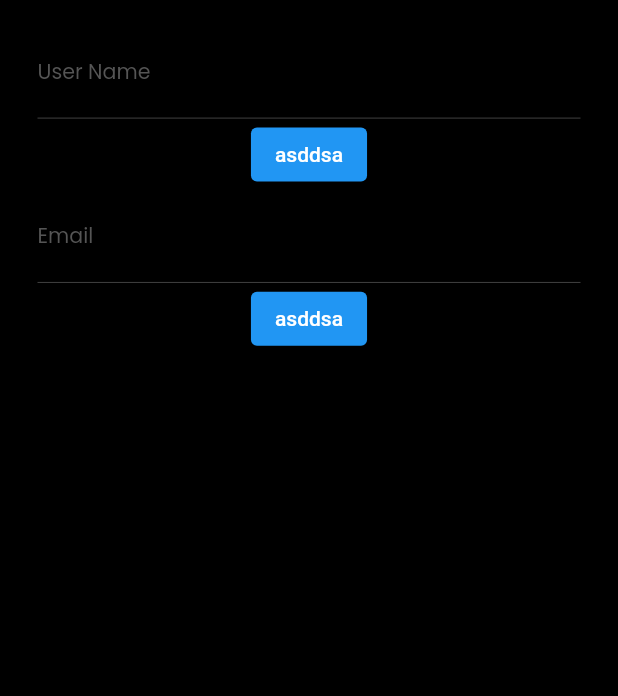
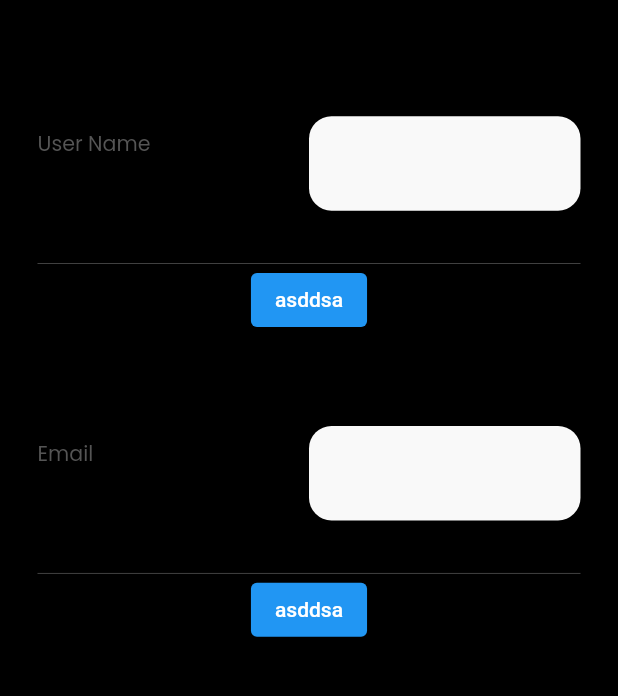
Before and after one commit to moh-gomaa/Algoriza-BookingApp, a Flutter app: the ProfileDetailsScreen screen opened directly with empty values, after a tap on "asddsa", on a phone screen of 412 x 824 dp, the part 120-816 px from its top. Run offline on Flutter 3.47's test engine with Material 2 defaults, Android fonts, the phone set to English and light mode, and no system bars; our stand-ins replace bloc, connectivity_plus, dio, equatable, flutter_bloc, internet_connection_checker and 6 more; accounts and stored records are empty; project files that could hold a hidden picture were left out.

Commit message:
-Modification in architecture

```diff
--- a/lib/core/main_blocs/blocs.dart
+++ b/lib/core/main_blocs/blocs.dart
@@ -6,3 +6,5 @@ export 'package:booking_app/core/bottom_navigation/cubit/navigation_cubit.dart';
 export 'package:booking_app/features/login/bloc/login_cubit.dart';
 export 'package:booking_app/features/register/bloc/register_cubit.dart';
 export 'package:booking_app/features/home/cubit/app_cubit.dart';
+export 'package:booking_app/features/profile/bloc/edit_profile_cubit.dart';
+export 'package:booking_app/features/profile/bloc/profile_cubit.dart';
--- a/lib/core/main_blocs/providers.dart
+++ b/lib/core/main_blocs/providers.dart
@@ -1,5 +1,3 @@
-import 'package:booking_app/features/profile/bloc/profile_cubit.dart';
-
 import 'blocs.dart';
 
   class BlocProviders {
@@ -19,6 +17,8 @@ import 'blocs.dart';
 
     BlocProvider<ProfileCubit>(create: (_) => ProfileCubit()),
 
+    BlocProvider<EditProfileCubit>(create: (_) => EditProfileCubit()),
+
 
     // .
     // .
--- a/lib/core/utils/network/remote/dio_helper.dart
+++ b/lib/core/utils/network/remote/dio_helper.dart
@@ -1,5 +1,4 @@
 import 'dart:convert';
-
 import 'package:booking_app/core/utils/network/remote/end_points.dart';
 import 'package:booking_app/data/models/api_response_model.dart';
 import 'package:dio/dio.dart' show BaseOptions, Dio, Response;
@@ -96,7 +95,6 @@ class DioHelper {
     });
   }
 
-
   static Future<Response> putData({
     required String url,
     Map<String, dynamic>? query,
--- a/lib/core/utils/widgets/TextBoxNormal.dart
+++ b/lib/core/utils/widgets/TextBoxNormal.dart
@@ -3,7 +3,8 @@
 // index 2 mail
 // index 3 password
 
-import 'package:booking_app/features/profile/bloc/profile_cubit.dart';
+import 'package:booking_app/core/main_blocs/blocs.dart';
+import 'package:booking_app/features/profile/bloc/edit_profile_cubit.dart';
 import 'package:flutter/material.dart';
 import 'package:flutter/services.dart';
 import 'package:booking_app/core/utils/extensions/theme_extensions.dart';
@@ -85,7 +86,8 @@ class _CustomTextBoxNormalState extends State<CustomTextBoxNormal> {
               ? TextInputType.numberWithOptions()
               : TextInputType.text,
           onChanged: (val) {
-            ProfileCubit().name.text = val;
+
+           context.read<EditProfileCubit>().changeName(val);
             // widget.tec!.text = val;
             // if(widget.onChange != null){
             //   widget.onChange!(val);
--- /dev/null
+++ b/lib/features/profile/bloc/edit_profile_cubit.dart
@@ -0,0 +1,23 @@
+import 'package:bloc/bloc.dart';
+import 'package:meta/meta.dart';
+
+part 'edit_profile_state.dart';
+
+class EditProfileCubit extends Cubit<EditProfileState> {
+  EditProfileCubit() : super(EditProfileState());
+
+
+  changeName(String name){
+    emit(state.copyWith(name: name));
+
+  }
+
+  changeEmail(String email){
+    emit(state.copyWith(email: email));
+  }
+
+  submit(){
+    print(state.email);
+    print(state.name);
+  }
+}
--- /dev/null
+++ b/lib/features/profile/bloc/edit_profile_state.dart
@@ -0,0 +1,18 @@
+part of 'edit_profile_cubit.dart';
+
+@immutable
+class EditProfileState {
+  final String name;
+  final String email;
+
+  EditProfileState({this.name = '2222', this.email = ''});
+
+  EditProfileState copyWith({
+    String? name,
+    String? email,
+  }) =>
+      EditProfileState(
+        name: name ?? this.name,
+        email: email ?? this.email,
+      );
+}
--- a/lib/features/profile/bloc/profile_state.dart
+++ b/lib/features/profile/bloc/profile_state.dart
@@ -19,6 +19,18 @@ class ProfileErrorState extends ProfileState {
   ProfileErrorState({required this.error});
 }
 
-class ProfileEditState extends ProfileState {
-
-}
+// class ProfileEditState {
+//   final String name;
+//   final String email;
+//
+//   ProfileEditState({this.name = '', this.email = ''});
+//
+//   ProfileEditState copyWith({
+//     String? name,
+//     String? email,
+//   }) =>
+//       ProfileEditState(
+//         name: name ?? this.name,
+//         email: email ?? this.email,
+//       );
+// }
--- a/lib/features/profile/pages/profile_details_screen.dart
+++ b/lib/features/profile/pages/profile_details_screen.dart
@@ -29,7 +29,7 @@ class ProfileDetailsScreen extends StatelessWidget {
             actionWidget: ButtonKey(
               buttonText: 'edit_btn'.tr(context),
               function: () {
-                // context.read<ProfileCubit>().editUserData();
+
               },
             ),
           ),
@@ -39,17 +39,18 @@ class ProfileDetailsScreen extends StatelessWidget {
                 bottom: bottom, right: side, left: side),
             child: BlocBuilder<ProfileCubit, ProfileState>(
               builder: (context, state) {
+                debugPrint('state==$state');
                 return Column(
                   children: [
                     ProfileDetailsListTile(
                       keyy: 'user_name_txt'.tr(context),
                       value: '${user.name}',
-                      editMode: (state is ProfileEditState),
+                      // editMode: (state is ProfileEditState),
                     ),
                     ProfileDetailsListTile(
                       keyy: 'email_txt'.tr(context),
                       value: '${user.email}',
-                      editMode: (state is ProfileEditState),
+                      // editMode: (state is ProfileEditState),
                     ),
                   ],
                 );
--- a/lib/features/profile/widgets/profile_details_list_tile.dart
+++ b/lib/features/profile/widgets/profile_details_list_tile.dart
@@ -1,5 +1,7 @@
+import 'package:booking_app/core/main_blocs/blocs.dart';
 import 'package:booking_app/core/utils/extensions/theme_extensions.dart';
 import 'package:booking_app/core/utils/widgets/TextBoxNormal.dart';
+import 'package:booking_app/features/profile/bloc/edit_profile_cubit.dart';
 import 'package:booking_app/features/profile/bloc/profile_cubit.dart';
 import 'package:booking_app/resources/constants/constants.dart';
 import 'package:booking_app/resources/themes/theme.dart';
@@ -8,15 +10,15 @@ import 'package:flutter/material.dart';
 class ProfileDetailsListTile extends StatelessWidget {
   String keyy = '';
   String value = '';
-  bool editMode = false;
+  // bool editMode = false;
 
   ProfileDetailsListTile({
-    required this.keyy, required this.value,required this.editMode
+    required this.keyy, required this.value
   });
 
   @override
   Widget build(BuildContext context) {
-    debugPrint('editMode==$editMode');
+    // debugPrint('editMode==$editMode');
     return Column(
       children: [
         Container(
@@ -34,17 +36,18 @@ class ProfileDetailsListTile extends StatelessWidget {
               ),
               Expanded(
                 flex: 2,
-                child: editMode?
+                child:
+                // editMode?
                     CustomTextBoxNormal(
                       lang: lang,
                       title: 'rrr',
-                      tec: ProfileCubit().name,
+
                     )
-                    : Text(
-                  value,
-                  style: OwnTheme.smallBoldTextStyle(lang: lang)
-                      .colorChange(color: 'white'),
-                ),
+                //     : Text(
+                //   value,
+                //   style: OwnTheme.smallBoldTextStyle(lang: lang)
+                //       .colorChange(color: 'white'),
+                // ),
               ),
             ],
           ),
@@ -57,8 +60,7 @@ class ProfileDetailsListTile extends StatelessWidget {
         ),
 
         ElevatedButton(onPressed: (){
-          debugPrint('value==${ProfileCubit().name.text}');
-
+          context.read<EditProfileCubit>().submit();
         }, child: Text('asddsa'))
       ],
     );
```
Also changed, not shown: lib/features/profile/bloc/profile_cubit.dart (+14 -3 lines), lib/main.dart (+4 -11 lines).
